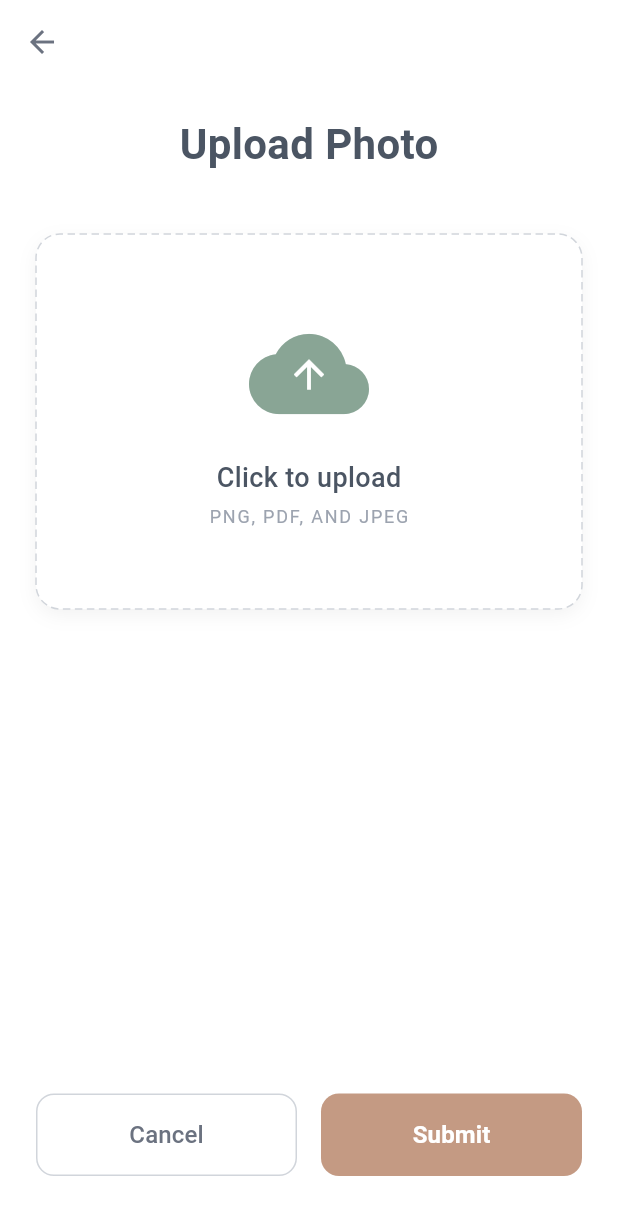
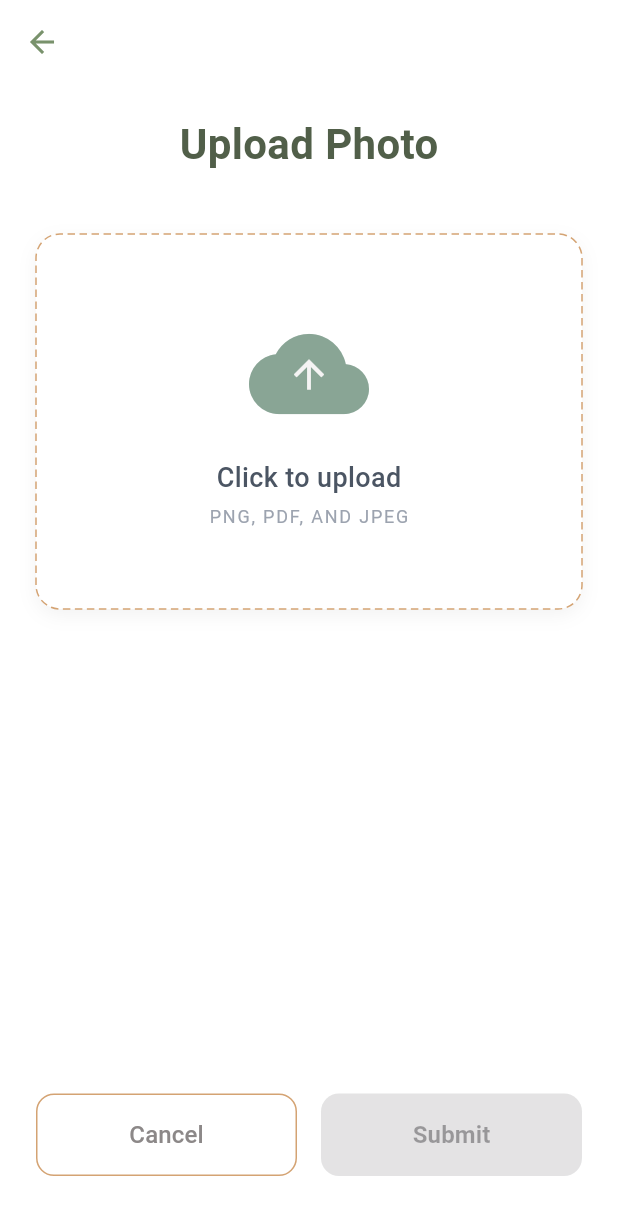
Before and after one commit to RaghadAlghamdi123/training, a Flutter app: the screen it shows after launch, after a tap on "Open Upload Photo", on a phone screen of 412 x 824 dp. Shown: the top 1215 px of the screen. Run offline on Flutter 3.47's test engine with Material 3 defaults, Android fonts, the phone set to English and light mode, and no system bars; our stand-ins replace image_picker; network calls fail; Roboto replaces fonts that are missing (Georgia).

Commit message:
edit color

```diff
--- a/lib/activty.dart
+++ b/lib/activty.dart
@@ -30,6 +30,7 @@ class ActivitiesScreen extends StatefulWidget {
 }
 
 class _ActivitiesScreenState extends State<ActivitiesScreen> {
+
   // Original Data
   final List<Activity> _allActivities = [
     Activity(
--- a/lib/photo.dart
+++ b/lib/photo.dart
@@ -1,22 +1,81 @@
 import 'package:flutter/material.dart';
 import 'dart:ui';
+import 'dart:io';
+import 'package:image_picker/image_picker.dart';
+
 //ph
 
 
-class UploadPhotoScreen extends StatelessWidget {
+class UploadPhotoScreen extends StatefulWidget {
   const UploadPhotoScreen({super.key});
+
+  @override
+  State<UploadPhotoScreen> createState() => _UploadPhotoScreenState();
+}
+
+class _UploadPhotoScreenState extends State<UploadPhotoScreen> {
+  final ImagePicker _picker = ImagePicker();
+  XFile? _pickedImage;
+
+  Future<void> _pickFromGallery() async {
+    final XFile? img = await _picker.pickImage(source: ImageSource.gallery);
+    if (!mounted) return;
+    if (img != null) setState(() => _pickedImage = img);
+  }
+
+  Future<void> _pickFromCamera() async {
+    final XFile? img = await _picker.pickImage(source: ImageSource.camera);
+    if (!mounted) return;
+    if (img != null) setState(() => _pickedImage = img);
+  }
+
+  void _showPickOptions() {
+    showModalBottomSheet(
+      context: context,
+      showDragHandle: true,
+      shape: const RoundedRectangleBorder(
+        borderRadius: BorderRadius.vertical(top: Radius.circular(16)),
+      ),
+      builder: (context) {
+        return SafeArea(
+          child: Column(
+            mainAxisSize: MainAxisSize.min,
+            children: [
+              ListTile(
+                leading: const Icon(Icons.photo_library),
+                title: const Text('Choose from Gallery'),
+                onTap: () async {
+                  Navigator.pop(context);
+                  await _pickFromGallery();
+                },
+              ),
+              ListTile(
+                leading: const Icon(Icons.camera_alt),
+                title: const Text('Take a Photo'),
+                onTap: () async {
+                  Navigator.pop(context);
+                  await _pickFromCamera();
+                },
+              ),
+              const SizedBox(height: 8),
+            ],
+          ),
+        );
+      },
+    );
+  }
 
   @override
   Widget build(BuildContext context) {
     return Scaffold(
-      backgroundColor: Colors.white, // As requested: white background
+      backgroundColor: Colors.white,
       appBar: AppBar(
         backgroundColor: Colors.transparent,
         elevation: 0,
         leading: IconButton(
-          icon: const Icon(Icons.arrow_back, color: Color(0xFF6B7280)),
+          icon: const Icon(Icons.arrow_back, color: Color(0xFF79926C)),
           onPressed: () {
-            // Handle back button
+            Navigator.pop(context);
           },
         ),
       ),
@@ -31,13 +90,17 @@ class UploadPhotoScreen extends StatelessWidget {
               style: TextStyle(
                 fontSize: 28,
                 fontWeight: FontWeight.bold,
-                color: Color(0xFF4B5563),
-                fontFamily: 'Georgia', // Serif font for the title
+                color: Color(0xFF515F49),
+                fontFamily: 'Georgia',
               ),
             ),
             const SizedBox(height: 40),
-            // Upload Area
-            Container(
+
+            // ✅ Upload Area (صار قابل للضغط + يعرض الصورة)
+            InkWell(
+              onTap: _showPickOptions,
+              borderRadius: BorderRadius.circular(16),
+              child: Container(
                 width: double.infinity,
                 height: 250,
                 decoration: BoxDecoration(
@@ -53,10 +116,12 @@ class UploadPhotoScreen extends StatelessWidget {
                 ),
                 child: CustomPaint(
                   painter: DashedBorderPainter(),
-                child: Column(
+                  child: ClipRRect(
+                    borderRadius: BorderRadius.circular(16),
+                    child: _pickedImage == null
+                        ? Column(
                             mainAxisAlignment: MainAxisAlignment.center,
                             children: [
-                    // Cloud Icon
                               Stack(
                                 alignment: Alignment.center,
                                 children: [
@@ -68,7 +133,7 @@ class UploadPhotoScreen extends StatelessWidget {
                                   const Icon(
                                     Icons.arrow_upward,
                                     size: 30,
-                          color: Colors.white,
+                                    color: Color.fromARGB(255, 245, 244, 244),
                                   ),
                                 ],
                               ),
@@ -91,19 +156,29 @@ class UploadPhotoScreen extends StatelessWidget {
                                 ),
                               ),
                             ],
+                          )
+                        : Image.file(
+                            File(_pickedImage!.path),
+                            fit: BoxFit.cover,
                           ),
                   ),
                 ),
+              ),
+            ),
+
             const Spacer(),
+
             // Buttons
             Row(
               children: [
                 Expanded(
                   child: OutlinedButton(
-                    onPressed: () {},
+                    onPressed: () {
+                      Navigator.pop(context); // ✅ Cancel يرجع للصفحة السابقة
+                    },
                     style: OutlinedButton.styleFrom(
                       padding: const EdgeInsets.symmetric(vertical: 16),
-                      side: const BorderSide(color: Color(0xFFD1D5DB)),
+                      side: const BorderSide(color: Color(0xFFD4A373)),
                       shape: RoundedRectangleBorder(
                         borderRadius: BorderRadius.circular(12),
                       ),
@@ -111,7 +186,7 @@ class UploadPhotoScreen extends StatelessWidget {
                     child: const Text(
                       'Cancel',
                       style: TextStyle(
-                        color: Color(0xFF6B7280),
+                        color: Color(0xFF8C8888),
                         fontSize: 16,
                       ),
                     ),
@@ -120,9 +195,16 @@ class UploadPhotoScreen extends StatelessWidget {
                 const SizedBox(width: 16),
                 Expanded(
                   child: ElevatedButton(
-                    onPressed: () {},
+                    onPressed: _pickedImage == null
+                        ? null
+                        : () {
+                            // هنا لاحقاً ترفعين الصورة للسيرفر
+                            ScaffoldMessenger.of(context).showSnackBar(
+                              const SnackBar(content: Text('Submitted!')),
+                            );
+                          },
                     style: ElevatedButton.styleFrom(
-                      backgroundColor: const Color(0xFFC49A83), // Muted brown/terracotta
+                      backgroundColor: const Color(0xFFC49A83),
                       foregroundColor: Colors.white,
                       padding: const EdgeInsets.symmetric(vertical: 16),
                       elevation: 0,
@@ -149,12 +231,13 @@ class UploadPhotoScreen extends StatelessWidget {
   }
 }
 
+
 // Custom painter for the dashed border effect
 class DashedBorderPainter extends CustomPainter {
   @override
   void paint(Canvas canvas, Size size) {
     final Paint paint = Paint()
-      ..color = const Color(0xFFD1D5DB)
+      ..color = const Color(0xFFD4A373)
       ..strokeWidth = 1
       ..style = PaintingStyle.stroke;
 
--- a/pubspec.yaml
+++ b/pubspec.yaml
@@ -34,6 +34,7 @@ dependencies:
   # The following adds the Cupertino Icons font to your application.
   # Use with the CupertinoIcons class for iOS style icons.
   cupertino_icons: ^1.0.8
+  image_picker: ^1.0.7
 
 dev_dependencies:
   flutter_test:
```
Also changed, not shown: pubspec.lock, 5 other files. Lines whose indentation alone changed are shown as unchanged.
